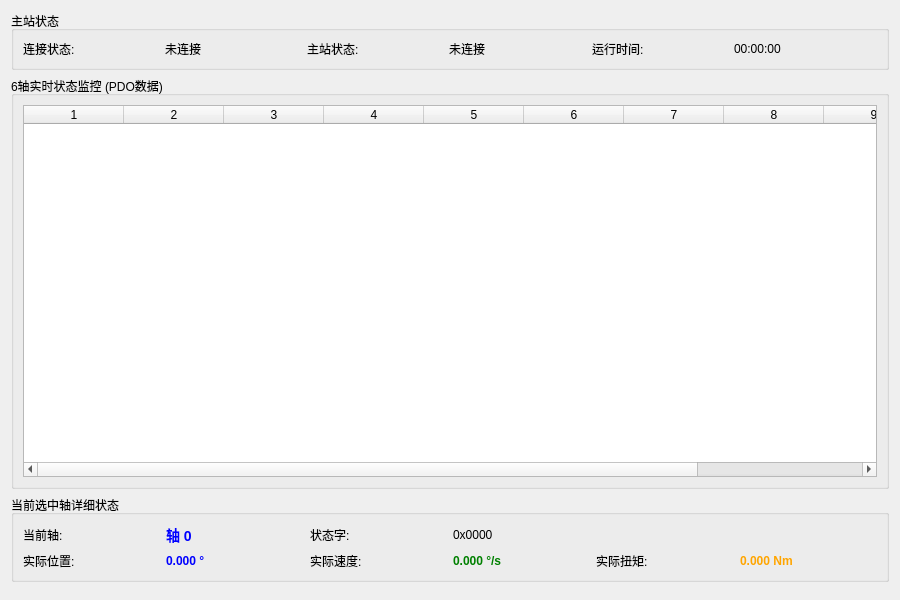
First picture: the form in Qt_EtherCAT_Ctr/widgets/statuspanel.ui, repository Zterch/Gene_EthcProject, before the edit.
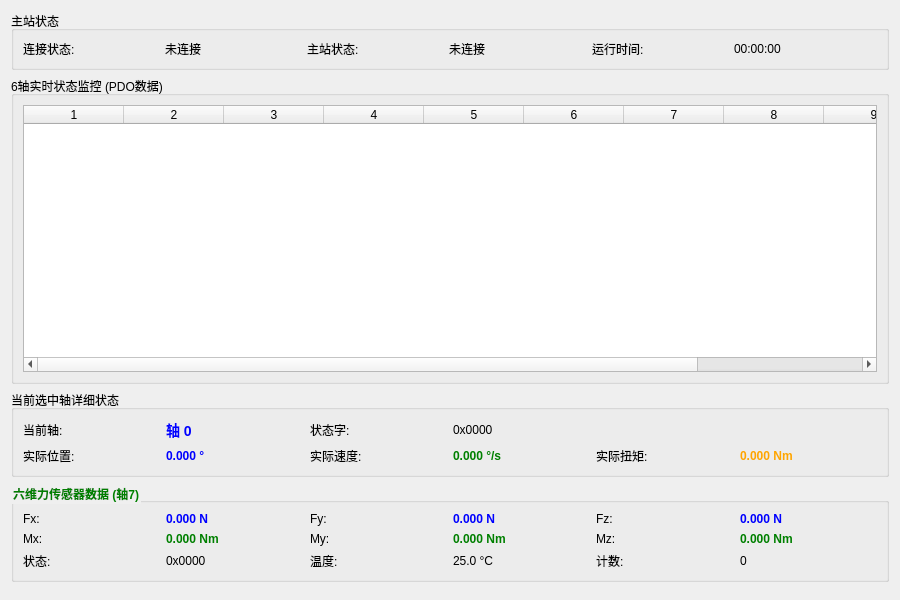
Second picture: the form after the edit.

Commit message:
添加第七轴(伸缩电机)和第八轴(六维力传感器)支持
功能更新:
- 添加第七轴(YKB200伸缩电机)控制，支持CSV速度模式和回零功能
- 添加第八轴(六维力传感器)数据读取和显示
- 修复力传感器无法进入OP状态的问题(跳过0x6060操作模式设置)
- 修复伸缩轴方向问题，正速度伸出，负速度收缩
- 扩展软件限位范围适应实际行程需求
- 添加力传感器数据到状态报告，上位机可实时显示

UI更新:
- 状态面板添加六维力传感器数据显示(Fx,Fy,Fz,Mx,My,Mz)
- 主界面添加第七轴控制面板
- 多轴控制对话框添加第七轴支持
- 添加回零按钮和状态监控

配置文件:
- 添加YKB200电机和六维力传感器ESI文件

Diff of the .ui file:
```diff
--- a/Qt_EtherCAT_Ctr/widgets/statuspanel.ui
+++ b/Qt_EtherCAT_Ctr/widgets/statuspanel.ui
@@ -215,6 +215,168 @@
     </widget>
    </item>
    
+   <!-- 六维力传感器数据显示 -->
+   <item>
+    <widget class="QGroupBox" name="groupBoxForceSensor">
+     <property name="title">
+      <string>六维力传感器数据 (轴7)</string>
+     </property>
+     <property name="styleSheet">
+      <string notr="true">QGroupBox { color: green; font-weight: bold; }</string>
+     </property>
+     <layout class="QGridLayout" name="gridLayoutForce">
+      <!-- 力数据 Fx, Fy, Fz -->
+      <item row="0" column="0">
+       <widget class="QLabel" name="labelFx">
+        <property name="text">
+         <string>Fx:</string>
+        </property>
+       </widget>
+      </item>
+      <item row="0" column="1">
+       <widget class="QLabel" name="lblFxValue">
+        <property name="text">
+         <string>0.000 N</string>
+        </property>
+        <property name="styleSheet">
+         <string notr="true">color: blue; font-weight: bold;</string>
+        </property>
+       </widget>
+      </item>
+      <item row="0" column="2">
+       <widget class="QLabel" name="labelFy">
+        <property name="text">
+         <string>Fy:</string>
+        </property>
+       </widget>
+      </item>
+      <item row="0" column="3">
+       <widget class="QLabel" name="lblFyValue">
+        <property name="text">
+         <string>0.000 N</string>
+        </property>
+        <property name="styleSheet">
+         <string notr="true">color: blue; font-weight: bold;</string>
+        </property>
+       </widget>
+      </item>
+      <item row="0" column="4">
+       <widget class="QLabel" name="labelFz">
+        <property name="text">
+         <string>Fz:</string>
+        </property>
+       </widget>
+      </item>
+      <item row="0" column="5">
+       <widget class="QLabel" name="lblFzValue">
+        <property name="text">
+         <string>0.000 N</string>
+        </property>
+        <property name="styleSheet">
+         <string notr="true">color: blue; font-weight: bold;</string>
+        </property>
+       </widget>
+      </item>
+      <!-- 力矩数据 Mx, My, Mz -->
+      <item row="1" column="0">
+       <widget class="QLabel" name="labelMx">
+        <property name="text">
+         <string>Mx:</string>
+        </property>
+       </widget>
+      </item>
+      <item row="1" column="1">
+       <widget class="QLabel" name="lblMxValue">
+        <property name="text">
+         <string>0.000 Nm</string>
+        </property>
+        <property name="styleSheet">
+         <string notr="true">color: green; font-weight: bold;</string>
+        </property>
+       </widget>
+      </item>
+      <item row="1" column="2">
+       <widget class="QLabel" name="labelMy">
+        <property name="text">
+         <string>My:</string>
+        </property>
+       </widget>
+      </item>
+      <item row="1" column="3">
+       <widget class="QLabel" name="lblMyValue">
+        <property name="text">
+         <string>0.000 Nm</string>
+        </property>
+        <property name="styleSheet">
+         <string notr="true">color: green; font-weight: bold;</string>
+        </property>
+       </widget>
+      </item>
+      <item row="1" column="4">
+       <widget class="QLabel" name="labelMz">
+        <property name="text">
+         <string>Mz:</string>
+        </property>
+       </widget>
+      </item>
+      <item row="1" column="5">
+       <widget class="QLabel" name="lblMzValue">
+        <property name="text">
+         <string>0.000 Nm</string>
+        </property>
+        <property name="styleSheet">
+         <string notr="true">color: green; font-weight: bold;</string>
+        </property>
+       </widget>
+      </item>
+      <!-- 状态信息 -->
+      <item row="2" column="0">
+       <widget class="QLabel" name="labelForceStatus">
+        <property name="text">
+         <string>状态:</string>
+        </property>
+       </widget>
+      </item>
+      <item row="2" column="1">
+       <widget class="QLabel" name="lblForceStatusValue">
+        <property name="text">
+         <string>0x0000</string>
+        </property>
+       </widget>
+      </item>
+      <item row="2" column="2">
+       <widget class="QLabel" name="labelForceTemp">
+        <property name="text">
+         <string>温度:</string>
+        </property>
+       </widget>
+      </item>
+      <item row="2" column="3">
+       <widget class="QLabel" name="lblForceTempValue">
+        <property name="text">
+         <string>25.0 °C</string>
+        </property>
+       </widget>
+      </item>
+      <item row="2" column="4">
+       <widget class="QLabel" name="labelForceCounter">
+        <property name="text">
+         <string>计数:</string>
+        </property>
+       </widget>
+      </item>
+      <item row="2" column="5">
+       <widget class="QLabel" name="lblForceCounterValue">
+        <property name="text">
+         <string>0</string>
+        </property>
+       </widget>
+      </item>
+     </layout>
+    </widget>
+   </item>
+   
+   <!-- 垂直间隔 -->
    <item>
     <spacer name="verticalSpacer">
      <property name="orientation">
```
The commit also changes 17 other files.
